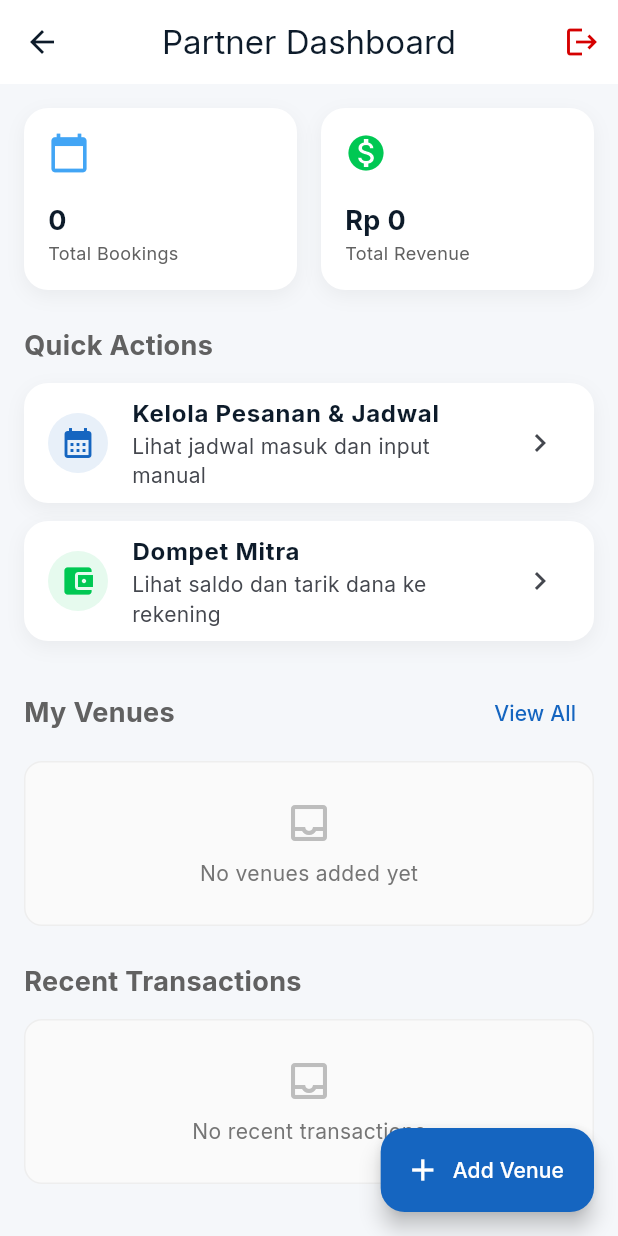
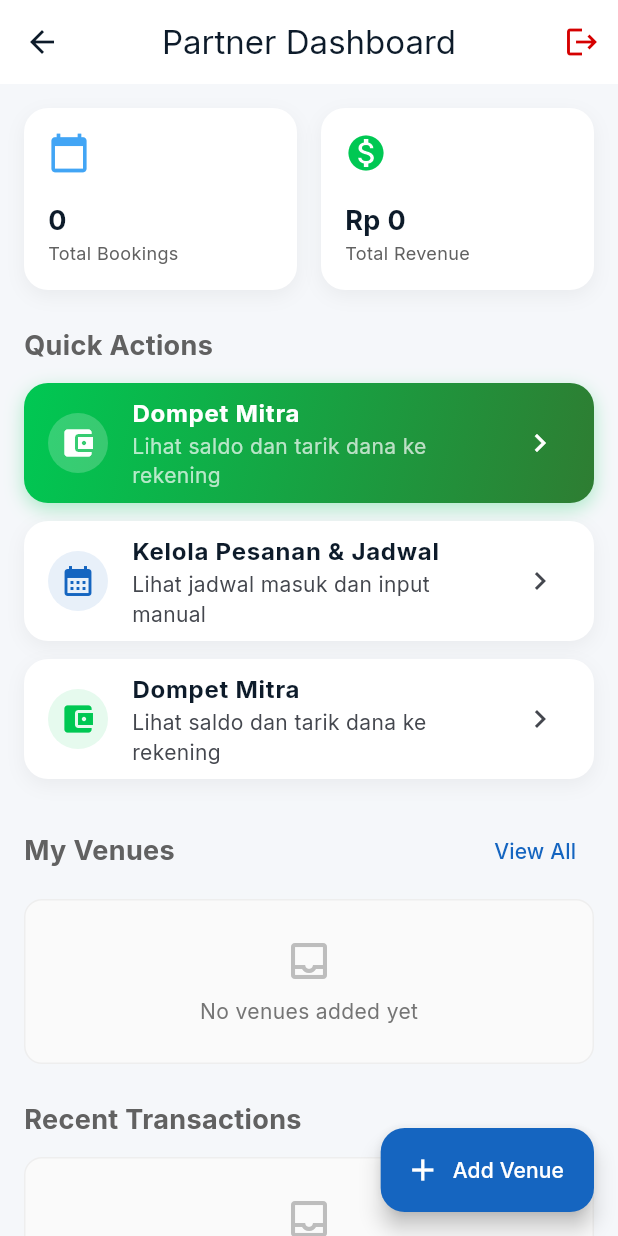
Before and after one commit to m-gilang-1248/gsports, a Flutter app: the _OwnerDashboardView screen opened directly, on a phone screen of 412 x 824 dp. Run offline on Flutter 3.47's test engine with Material 3 defaults, Android fonts, the phone set to English and light mode, and no system bars; our stand-ins replace audioplayers, bloc, cached_network_image, cloud_firestore, equatable, firebase_auth and 19 more; missing offline and left inert: cloudinary_public; accounts and stored records are empty.

Commit message:
fix(routing): enhance super admin routing and partner wallet visibility

```diff
--- a/lib/core/config/router.dart
+++ b/lib/core/config/router.dart
@@ -79,22 +79,27 @@ class AppRouter {
           path.startsWith('/venue-courts') ||
           path.startsWith('/partner');
 
-      if (isLoggedIn && isPartnerRoute) {
+      final isAdminRoute = path.startsWith('/admin');
+
+      if (isLoggedIn && (isPartnerRoute || isAdminRoute)) {
         try {
           final doc = await FirebaseFirestore.instance
               .collection('users')
               .doc(user.uid)
               .get();
           final role = doc.data()?['role'] as String?;
-          if (role == 'admin_platform') {
-            // Admin can access anything or we can redirect to admin dashboard if they try to access home
-            if (path == '/' || path == '/home') {
-              return '/admin/payouts';
+
+          if (isAdminRoute) {
+            if (role != 'admin_platform') {
+              return '/home';
             }
             return null;
           }
-          if (role != 'mitra') {
-            return '/home';
+
+          if (isPartnerRoute) {
+            if (role != 'mitra') {
+              return '/home';
+            }
           }
         } catch (e) {
           return '/home';
--- a/lib/features/partner/dashboard/presentation/pages/owner_dashboard_page.dart
+++ b/lib/features/partner/dashboard/presentation/pages/owner_dashboard_page.dart
@@ -98,6 +98,53 @@ class _OwnerDashboardView extends StatelessWidget {
               const Text(
                 'Quick Actions',
                 style: TextStyle(fontSize: 18, fontWeight: FontWeight.bold),
+              ),
+              const SizedBox(height: 12),
+              Container(
+                decoration: BoxDecoration(
+                  gradient: const LinearGradient(
+                    colors: [AppColors.success, Color(0xFF2E7D32)],
+                    begin: Alignment.topLeft,
+                    end: Alignment.bottomRight,
+                  ),
+                  borderRadius: BorderRadius.circular(16),
+                  boxShadow: [
+                    BoxShadow(
+                      color: AppColors.success.withValues(alpha: 0.3),
+                      blurRadius: 10,
+                      offset: const Offset(0, 4),
+                    ),
+                  ],
+                ),
+                child: ListTile(
+                  onTap: () => context.push('/partner/wallet'),
+                  leading: Container(
+                    padding: const EdgeInsets.all(8),
+                    decoration: BoxDecoration(
+                      color: Colors.white.withValues(alpha: 0.2),
+                      shape: BoxShape.circle,
+                    ),
+                    child: const Icon(
+                      Icons.account_balance_wallet,
+                      color: Colors.white,
+                    ),
+                  ),
+                  title: const Text(
+                    'Dompet Mitra',
+                    style: TextStyle(
+                      fontWeight: FontWeight.bold,
+                      color: Colors.white,
+                    ),
+                  ),
+                  subtitle: const Text(
+                    'Lihat saldo dan tarik dana ke rekening',
+                    style: TextStyle(color: Colors.white70),
+                  ),
+                  trailing: const Icon(
+                    Icons.chevron_right,
+                    color: Colors.white,
+                  ),
+                ),
               ),
               const SizedBox(height: 12),
               Container(
```
